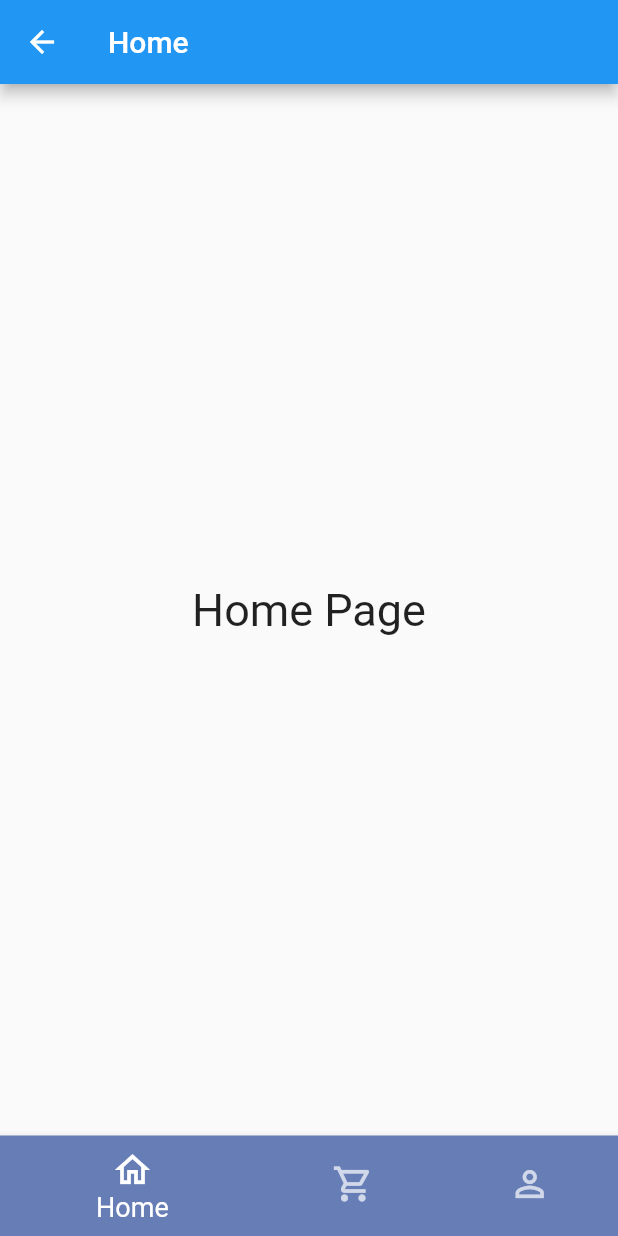
After one commit to Safaanam/flutter_components, a Flutter app: the screen it shows after launch, after a tap on "Click for NavBar", on a phone screen of 412 x 824 dp. The commit adds this screen. Run offline on Flutter 3.47's test engine with Material 2 defaults, Android fonts, the phone set to English and light mode, and no system bars; our stand-ins replace curved_navigation_bar.

Commit message:
Navbar and TabBar added

```diff
--- a/lib/main.dart
+++ b/lib/main.dart
@@ -1,4 +1,8 @@
 import 'package:flutter/material.dart';
+import 'package:flutter_components/nav_bar/animated_nav.dart';
+import 'package:flutter_components/nav_bar/bottom_nav.dart';
+import 'package:flutter_components/tab_bar/tab_bar.dart';
+
 
 void main() {
   runApp(const MyApp());
@@ -10,8 +14,8 @@ class MyApp extends StatelessWidget {
   Widget build(BuildContext context) {
     return const MaterialApp(
       debugShowCheckedModeBanner: false,
-      title: 'Flutter Cards',
-      home: MyHomePage(title: 'Flutter CardView'),
+      title: 'Flutter NavBar and Tabbar',
+      home: MyHomePage(title: 'Flutter'),
     );
   }
 }
@@ -36,8 +40,26 @@ class _MyHomePageState extends State<MyHomePage> {
         appBar: AppBar(
           title: Text(widget.title),
         ),
-        body: const Center(
-          child: Text("Hello World")
+        body: Center(
+          child: Column(
+            mainAxisAlignment: MainAxisAlignment.center,
+            children: [
+              ElevatedButton(onPressed: () {
+                Navigator.push(context, MaterialPageRoute(
+                    builder: (_) => const BottomNav()));
+              },
+                  child: const Text("Click for NavBar")),
+              ElevatedButton(onPressed: () {Navigator.push(context, MaterialPageRoute(
+                  builder: (_) => const AnimatedNavBar()));
+              },
+                  child: const Text("Click For Animated NavBar")),
+              ElevatedButton(onPressed: () {
+                Navigator.push(context, MaterialPageRoute(
+                    builder: (_) => const TabBarPage()));
+              },
+                  child: const Text("Click For TabBar")),
+            ],
+          ),
         ),
       ),
     );
--- /dev/null
+++ b/lib/nav_bar/account.dart
@@ -0,0 +1,19 @@
+import 'package:flutter/material.dart';
+
+class Account extends StatelessWidget {
+  const Account({Key? key}) : super(key: key);
+
+  @override
+  Widget build(BuildContext context) {
+    return Scaffold(
+      appBar: AppBar(
+        title: const Text("Account"),
+      ),
+      body: const Center(
+          child: Text("Account Page",
+            style: TextStyle(fontSize: 30),
+          )
+      ),
+    );
+  }
+}
--- /dev/null
+++ b/lib/nav_bar/bottom_nav.dart
@@ -0,0 +1,56 @@
+import 'package:flutter/material.dart';
+import 'package:flutter_components/nav_bar/account.dart';
+import 'package:flutter_components/nav_bar/cart.dart';
+import 'package:flutter_components/nav_bar/home.dart';
+
+class BottomNav extends StatefulWidget {
+  const BottomNav({Key? key}) : super(key: key);
+
+  @override
+  _BottomNavState createState() => _BottomNavState();
+}
+
+class _BottomNavState extends State<BottomNav> {
+  int currentIndex = 0;
+  final screens = [
+    const Home(),
+    const Cart(),
+    const Account()
+  ];
+  @override
+  Widget build(BuildContext context) {
+    return Scaffold(
+      body: IndexedStack(
+        index: currentIndex,
+        children: screens,
+      ),
+      bottomNavigationBar: BottomNavigationBar(
+        iconSize: 28,
+        type: BottomNavigationBarType.shifting,
+        currentIndex: currentIndex,
+        onTap: (index) => setState(() => currentIndex = index),
+        backgroundColor: const Color(0xFF667db6),
+        selectedItemColor: Colors.white,
+        unselectedItemColor: Colors.white70,
+        selectedFontSize: 18.0,
+        unselectedFontSize: 15.0,
+        elevation: 5,
+        showUnselectedLabels: false,
+        items: const [
+          BottomNavigationBarItem(label: 'Home',
+            icon: Icon(Icons.home_outlined),
+            backgroundColor: Color(0xFF667db6),
+          ),
+          BottomNavigationBarItem(label: 'Cart',
+          icon: Icon(Icons.shopping_cart_outlined),
+            backgroundColor: Color(0xFF667db6),
+          ),
+          BottomNavigationBarItem(label: 'Account',
+            icon: Icon(Icons.person_outline_outlined),
+            backgroundColor: Color(0xFF667db6),
+          )
+        ],
+      ),
+    );
+  }
+}
--- /dev/null
+++ b/lib/nav_bar/cart.dart
@@ -0,0 +1,19 @@
+import 'package:flutter/material.dart';
+
+class Cart extends StatelessWidget {
+  const Cart({Key? key}) : super(key: key);
+
+  @override
+  Widget build(BuildContext context) {
+    return Scaffold(
+      appBar: AppBar(
+        title: const Text("Cart"),
+      ),
+      body: const Center(
+          child: Text("Cart Page",
+            style: TextStyle(fontSize: 30),
+          )
+      ),
+    );
+  }
+}
--- /dev/null
+++ b/lib/nav_bar/home.dart
@@ -0,0 +1,19 @@
+import 'package:flutter/material.dart';
+
+class Home extends StatelessWidget {
+  const Home({Key? key}) : super(key: key);
+
+  @override
+  Widget build(BuildContext context) {
+    return Scaffold(
+      appBar: AppBar(
+        title: const Text("Home"),
+      ),
+      body: const Center(
+          child: Text("Home Page",
+            style: TextStyle(fontSize: 30),
+          )
+      ),
+    );
+  }
+}
--- a/pubspec.yaml
+++ b/pubspec.yaml
@@ -36,6 +36,7 @@ dependencies:
   cupertino_icons: ^1.0.2
 
 dev_dependencies:
+  curved_navigation_bar: ^1.0.1
   flutter_test:
     sdk: flutter
 
```
Also changed, not shown: lib/nav_bar/animated_nav.dart (added, +43 -0 lines), lib/tab_bar/tab_bar.dart (added, +34 -0 lines), pubspec.lock.
